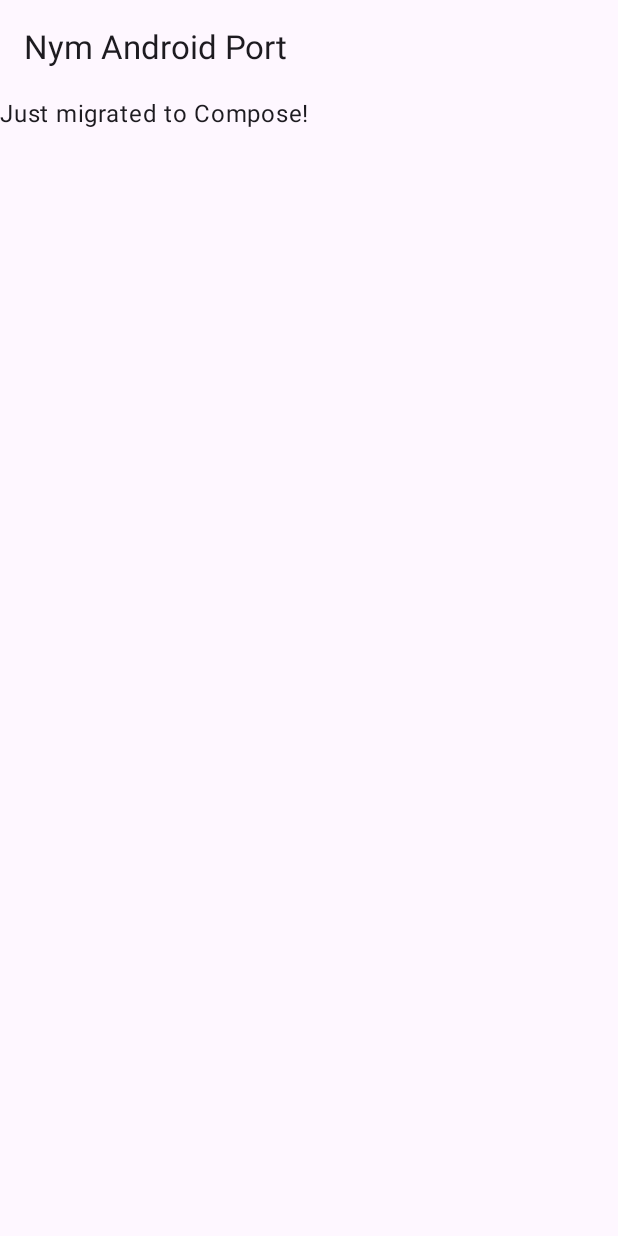
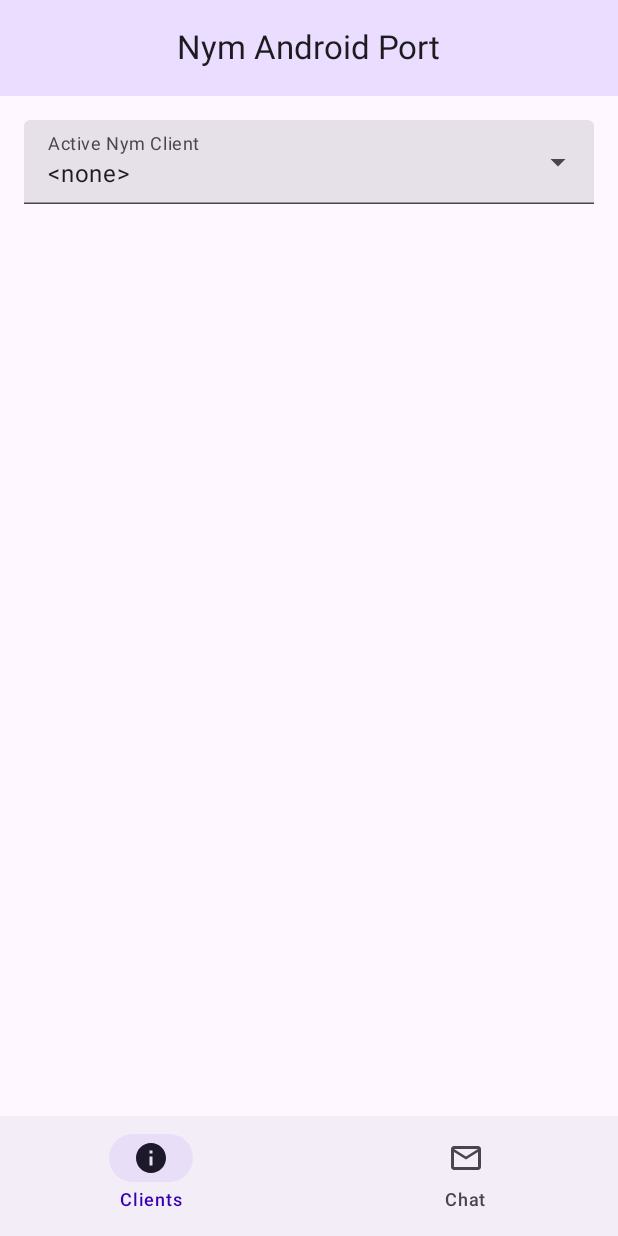
Before and after one commit to jackykwe/nym-jni-android, an Android app built with Jetpack Compose: the screen it shows after launch (MainActivity), on a phone screen of 412 x 824 dp. Run offline under Robolectric (Android 15) with nearby library versions, the phone set to English and light mode, and no system bars; 2 statements that could not run were skipped.

Commit message:
Implemented frontend to initialise and switch between nym client IDs

```diff
--- a/nym-android-port/app/build.gradle
+++ b/nym-android-port/app/build.gradle
@@ -62,6 +62,9 @@
     debugImplementation 'androidx.compose.ui:ui-tooling'
     // Optional - Integration with ViewModels
     implementation 'androidx.lifecycle:lifecycle-viewmodel-compose:2.5.1'
+
+    // Navigation
+    implementation 'androidx.navigation:navigation-compose:2.5.3'
 }
 
 task beforeAppBuild(type: Exec) {
--- a/nym-android-port/app/src/main/java/com/kaeonx/nymandroidport/MainActivity.kt
+++ b/nym-android-port/app/src/main/java/com/kaeonx/nymandroidport/MainActivity.kt
@@ -4,9 +4,6 @@
 import android.util.Log
 import androidx.activity.ComponentActivity
 import androidx.activity.compose.setContent
-import com.kaeonx.nymandroidport.components.NymAndroidPortHome
-import com.kaeonx.nymandroidport.jni.nymInit
-import com.kaeonx.nymandroidport.jni.topLevelInit
 import com.kaeonx.nymandroidport.ui.NymAndroidPortTheme
 
 private const val TAG = "mainActivity"
@@ -30,12 +27,9 @@
 //        val generatedBytes = generatePseudorandomBytes(key, iv, 10).map { byte -> byte.toUByte() }
 //        Log.i(TAG, "generatedBytes are [${generatedBytes.joinToString()}]")
 
-        topLevelInit()  // sets up logging on Rust side
-        nymInit(applicationContext.filesDir.absolutePath, "client1")
-
         setContent {
             NymAndroidPortTheme {
-                NymAndroidPortHome()
+                NymAndroidPortApp()
             }
         }
     }
--- /dev/null
+++ b/nym-android-port/app/src/main/java/com/kaeonx/nymandroidport/NAPDestination.kt
@@ -0,0 +1,20 @@
+package com.kaeonx.nymandroidport
+
+import androidx.compose.material.icons.Icons
+import androidx.compose.material.icons.filled.Info
+import androidx.compose.material.icons.filled.MailOutline
+import androidx.compose.ui.graphics.vector.ImageVector
+
+sealed class NAPDestination(
+    val route: String,
+    val displayName: String,
+    val icon: ImageVector,
+) {
+    object ClientInfo : NAPDestination("clientinfo", "Clients", Icons.Default.Info)
+    object Chat : NAPDestination("chat", "Chat", Icons.Default.MailOutline)
+}
+
+val bottomNavBarItems = listOf(
+    NAPDestination.ClientInfo,
+    NAPDestination.Chat
+)
--- /dev/null
+++ b/nym-android-port/app/src/main/java/com/kaeonx/nymandroidport/NAPNavHost.kt
@@ -0,0 +1,30 @@
+package com.kaeonx.nymandroidport
+
+import androidx.compose.foundation.layout.padding
+import androidx.compose.runtime.Composable
+import androidx.compose.ui.Modifier
+import androidx.compose.ui.unit.dp
+import androidx.navigation.NavHostController
+import androidx.navigation.compose.NavHost
+import androidx.navigation.compose.composable
+import com.kaeonx.nymandroidport.ui.screens.chat.ChatScreen
+import com.kaeonx.nymandroidport.ui.screens.clientinfo.ClientInfoScreen
+
+@Composable
+fun NAPNavHost(
+    navController: NavHostController,
+    modifier: Modifier = Modifier,
+) {
+    NavHost(
+        navController = navController,
+        startDestination = NAPDestination.ClientInfo.route,
+        modifier = modifier.padding(16.dp)  // .padding() adds padding, not overwrite
+    ) {
+        composable(route = NAPDestination.ClientInfo.route) {
+            ClientInfoScreen()
+        }
+        composable(route = NAPDestination.Chat.route) {
+            ChatScreen()
+        }
+    }
+}
--- /dev/null
+++ b/nym-android-port/app/src/main/java/com/kaeonx/nymandroidport/NymAndroidPortApp.kt
@@ -0,0 +1,88 @@
+package com.kaeonx.nymandroidport
+
+import androidx.compose.foundation.layout.padding
+import androidx.compose.material3.*
+import androidx.compose.runtime.*
+import androidx.compose.ui.Modifier
+import androidx.compose.ui.res.stringResource
+import androidx.compose.ui.text.style.TextOverflow
+import androidx.compose.ui.tooling.preview.Preview
+import androidx.navigation.NavDestination.Companion.hierarchy
+import androidx.navigation.NavGraph.Companion.findStartDestination
+import androidx.navigation.compose.currentBackStackEntryAsState
+import androidx.navigation.compose.rememberNavController
+import com.kaeonx.nymandroidport.*
+
+// To pass the snackbarHostState into the hierarchy without manual "prop drilling"
+internal val LocalSnackbarHostState = compositionLocalOf<SnackbarHostState> {
+    error("No SnackbarHostState provided")
+}
+
+@OptIn(ExperimentalMaterial3Api::class)
+@Preview
+@Composable
+internal fun NymAndroidPortApp() {
+    val navController = rememberNavController()
+
+    // For snackbars
+    val snackbarHostState = remember { SnackbarHostState() }
+    // To pass the snackbarHostState into the hierarchy without manual "prop drilling",
+    // we use CompositionLocal. Initial hint from: https://stackoverflow.com/a/69905470
+    CompositionLocalProvider(LocalSnackbarHostState provides snackbarHostState) {
+        Scaffold(
+            topBar = {
+                CenterAlignedTopAppBar(
+                    title = {
+                        Text(
+                            text = stringResource(R.string.app_name),
+                            maxLines = 1,
+                            overflow = TextOverflow.Ellipsis
+                        )
+                    },
+                    colors = TopAppBarDefaults.centerAlignedTopAppBarColors(
+                        containerColor = MaterialTheme.colorScheme.primaryContainer
+                    )
+                )
+            },
+            bottomBar = {
+                NavigationBar {
+                    val navBackStackEntry by navController.currentBackStackEntryAsState()
+                    val currentDestination = navBackStackEntry?.destination
+                    bottomNavBarItems.forEach { destination ->
+                        NavigationBarItem(
+                            selected = currentDestination?.hierarchy?.any { it.route == destination.route } == true,
+                            onClick = {
+                                navController.navigate(destination.route) {
+                                    // Pop up to the start destination of the graph first to avoid
+                                    // building up a large stack of destinations on the back stack as
+                                    // users select items
+                                    popUpTo(navController.graph.findStartDestination().id) {
+                                        saveState = true
+                                    }
+                                    // Avoid multiple copies of the same destination when reselecting
+                                    // the same item
+                                    launchSingleTop = true
+                                    // Restore state when reselecting a previously selected item
+                                    restoreState = true
+                                }
+                            },
+                            icon = {
+                                Icon(
+                                    imageVector = destination.icon,
+                                    contentDescription = null
+                                )
+                            },
+                            label = { Text(text = destination.displayName) }
+                        )
+                    }
+                }
+            },
+            snackbarHost = { SnackbarHost(snackbarHostState) }
+        ) { innerPadding ->
+            NAPNavHost(
+                navController = navController,
+                modifier = Modifier.padding(innerPadding)
+            )
+        }
+    }
+}
--- a/nym-android-port/app/src/main/java/com/kaeonx/nymandroidport/components/Home.kt
+++ /dev/null
@@ -1,28 +0,0 @@
-package com.kaeonx.nymandroidport.components
-
-import androidx.compose.foundation.layout.Box
-import androidx.compose.foundation.layout.padding
-import androidx.compose.material3.ExperimentalMaterial3Api
-import androidx.compose.material3.Scaffold
-import androidx.compose.material3.Text
-import androidx.compose.material3.TopAppBar
-import androidx.compose.runtime.Composable
-import androidx.compose.ui.Modifier
-import androidx.compose.ui.tooling.preview.Preview
-
-@OptIn(ExperimentalMaterial3Api::class)
-@Preview
-@Composable
-internal fun NymAndroidPortHome() {
-    Scaffold(
-        topBar = {
-            TopAppBar(
-                title = { Text(text = "Nym Android Port") }
-            )
-        }
-    ) { contentPadding ->
-        Box(modifier = Modifier.padding(contentPadding)) {
-            Text(text = "Just migrated to Compose!")
-        }
-    }
-}
--- a/nym-android-port/app/src/main/java/com/kaeonx/nymandroidport/ui/Theme.kt
+++ b/nym-android-port/app/src/main/java/com/kaeonx/nymandroidport/ui/Theme.kt
@@ -32,14 +32,14 @@
     darkTheme: Boolean = isSystemInDarkTheme(),
     content: @Composable () -> Unit
 ) {
-    val colors = if (darkTheme) {
+    val colorScheme = if (darkTheme) {
         DarkColorPalette
     } else {
         LightColorPalette
     }
 
     MaterialTheme(
-        colorScheme = colors,
+        colorScheme = colorScheme,
         typography = Typography,
         shapes = Shapes,
         content = content
--- /dev/null
+++ b/nym-android-port/app/src/main/java/com/kaeonx/nymandroidport/ui/screens/clientinfo/ClientInfoScreen.kt
@@ -0,0 +1,189 @@
+package com.kaeonx.nymandroidport.ui.screens.clientinfo
+
+import androidx.compose.foundation.layout.*
+import androidx.compose.material3.*
+import androidx.compose.runtime.*
+import androidx.compose.ui.Modifier
+import androidx.compose.ui.text.input.TextFieldValue
+import androidx.compose.ui.text.style.TextOverflow
+import androidx.compose.ui.unit.dp
+import androidx.lifecycle.viewmodel.compose.viewModel
+import com.kaeonx.nymandroidport.LocalSnackbarHostState
+import kotlinx.coroutines.launch
+
+private const val NONE_OPTION = "<none>"
+private const val ADD_NEW_OPTION = "<add new...>"
+
+@OptIn(ExperimentalMaterial3Api::class)
+@Composable
+fun ClientInfoScreen(clientInfoViewModel: ClientInfoViewModel = viewModel()) {
+    val options = clientInfoViewModel.clients.toMutableList().apply {
+        add(0, NONE_OPTION)
+        add(ADD_NEW_OPTION)
+    }
+
+    // For ExposedDropdownMenuBox
+    var clientSelectionExpanded by remember { mutableStateOf(false) }
+//    var selectedOption by remember { mutableStateOf(options[0]) }
+    val selectedOption by clientInfoViewModel.selectedClient.collectAsState()
+
+    // For AlertDialogs
+    var createClientDialogOpen by remember { mutableStateOf(false) }
+    var createClientDialogLoading by remember { mutableStateOf(false) }
+    var createClientDialogNewName by remember { mutableStateOf(TextFieldValue("")) }
+    var deleteClientDialogOpen by remember { mutableStateOf(false) }
+    var deleteClientDialogLoading by remember { mutableStateOf(false) }
+
+    // For snackbar
+    val snackbarHostState = LocalSnackbarHostState.current
+    val scope = rememberCoroutineScope()
+
+    Column(
+        modifier = Modifier.fillMaxHeight()
+    ) {
+        ExposedDropdownMenuBox(
+            expanded = clientSelectionExpanded,
+            onExpandedChange = { clientSelectionExpanded = !clientSelectionExpanded }) {
+            TextField(
+                modifier = Modifier
+                    .menuAnchor()
+                    .fillMaxWidth(),
+                readOnly = true,
+                value = selectedOption ?: NONE_OPTION,
+                onValueChange = {},
+                label = { Text(text = "Active Nym Client") },
+                trailingIcon = { ExposedDropdownMenuDefaults.TrailingIcon(expanded = clientSelectionExpanded) },
+                colors = ExposedDropdownMenuDefaults.textFieldColors()
+            )
+            DropdownMenu(
+                expanded = clientSelectionExpanded,
+                onDismissRequest = { clientSelectionExpanded = false },
+                modifier = Modifier.exposedDropdownSize()  // Bug fix courtesy of: https://stackoverflow.com/a/70683378
+            ) {
+                options.forEach { option ->
+                    DropdownMenuItem(
+                        modifier = Modifier,
+                        text = { Text(text = option) },
+                        onClick = {
+                            when (option) {
+                                ADD_NEW_OPTION -> createClientDialogOpen = true
+                                NONE_OPTION -> clientInfoViewModel.setSelectedClient(null)
+                                else -> clientInfoViewModel.setSelectedClient(option)
+                            }
+                            clientSelectionExpanded = false
+                        },
+                        contentPadding = ExposedDropdownMenuDefaults.ItemContentPadding
+                    )
+                }
+            }
+        }
+
+        Box(modifier = Modifier.weight(1f)) {
+            // TODO: Content / diagnostics goes here
+        }
+
+        if (selectedOption != null) {
+            Button(
+                modifier = Modifier.fillMaxWidth(),
+                onClick = { deleteClientDialogOpen = true },
+                colors = ButtonDefaults.buttonColors(
+                    containerColor = MaterialTheme.colorScheme.errorContainer,
+                    contentColor = MaterialTheme.colorScheme.error
+                )
+            ) {
+                Text(
+                    text = "Delete Nym Client \"$selectedOption\"", overflow = TextOverflow.Ellipsis
+                )
+            }
+        }
+    }
+
+    if (createClientDialogOpen) {
+        AlertDialog(
+            onDismissRequest = {},
+            title = { Text(text = "Create Nym Client") },
+            text = {
+                Column {
+                    TextField(value = createClientDialogNewName, onValueChange = {
+//                        val beforeSelection = it.getTextBeforeSelection(it.text.length).filter { c -> c.isDigit() || c.isLetter() }.toString()
+//                        val afterSelection = it.getTextAfterSelection(it.text.length).filter { c -> c.isDigit() || c.isLetter() }.toString()
+//                        createClientDialogNewName = TextFieldValue(
+//                            text = StringBuilder().append(beforeSelection).append(afterSelection).toString(),
+//                            selection = TextRange(beforeSelection.length, beforeSelection.length),
+//                            composition = // STUCK
+//                        )
+                        createClientDialogNewName = it
+                    }, label = { Text("New Nym Client Name") })
+                    Text(
+                        text = "Note that non-alphanumeric characters will be removed on confirm. If empty, default name \"client\" is used.",
+                        modifier = Modifier.padding(top = 8.dp)
+                    )
+                }
+            },
+            confirmButton = {
+                if (createClientDialogLoading) {
+                    CircularProgressIndicator()
+                } else {
+                    TextButton(
+                        onClick = {
+                            createClientDialogLoading = true
+                            clientInfoViewModel.addClient(
+                                createClientDialogNewName.text.filter { c -> c.isDigit() || c.isLetter() }
+                            ) { success ->
+                                if (success) {
+                                    createClientDialogOpen = false
+                                    createClientDialogNewName = TextFieldValue("")
+                                } else {
+                                    scope.launch {
+                                        snackbarHostState.showSnackbar("Failed to create new client. Retrying should work.")
+                                    }
+                                }
+                                createClientDialogLoading = false
+                            }
+                        }
+                    ) {
+                        Text("Confirm")
+                    }
+                }
+            },
+            dismissButton = {
+                TextButton(
+                    onClick = {
+                        createClientDialogOpen = false
+                        createClientDialogNewName = TextFieldValue("")
+                    }
+                ) {
+                    Text("Cancel")
+                }
+            })
+    }
+
+    if (deleteClientDialogOpen && selectedOption != null) {
+        AlertDialog(
+            onDismissRequest = {},
+            title = { Text(text = "Delete Nym Client") },
+            text = { Text(text = "Information related to the client \"$selectedOption\" is not recoverable after this operation. Continue?") },
+            confirmButton = {
+                if (deleteClientDialogLoading) {
+                    CircularProgressIndicator()
+                } else {
+                    TextButton(
+                        onClick = {
+                            deleteClientDialogLoading = true
+                            clientInfoViewModel.deleteClient(selectedOption!!) {
+                                deleteClientDialogOpen = false
+                                deleteClientDialogLoading = false
+                            }
+                        },
+                    ) {
+                        Text("Confirm")
+                    }
+                }
+            },
+            dismissButton = {
+                TextButton(onClick = { deleteClientDialogOpen = false }) {
+                    Text("Cancel")
+                }
+            })
+    }
+}
--- /dev/null
+++ b/nym-android-port/app/src/main/java/com/kaeonx/nymandroidport/ui/screens/clientinfo/ClientInfoViewModel.kt
@@ -0,0 +1,89 @@
+package com.kaeonx.nymandroidport.ui.screens.clientinfo
+
+import android.app.Application
+import androidx.compose.runtime.toMutableStateList
+import androidx.lifecycle.AndroidViewModel
+import androidx.lifecycle.viewModelScope
+import com.kaeonx.nymandroidport.jni.nymInit
+import com.kaeonx.nymandroidport.jni.topLevelInit
+import kotlinx.coroutines.Dispatchers
+import kotlinx.coroutines.flow.MutableStateFlow
+import kotlinx.coroutines.flow.StateFlow
+import kotlinx.coroutines.launch
+import kotlinx.coroutines.withContext
+
+//private const val TAG = "clientInfoViewModel"
+
+class ClientInfoViewModel(application: Application) : AndroidViewModel(application) {
+    // This is a leakable object, so only generate when needed, and GC when done. Therefore,
+    // not stored as a persistent field in an AndroidViewModel.
+    private fun getAppContext() = getApplication<Application>().applicationContext
+    private fun getClientsDir() = getAppContext().filesDir
+        .toPath().resolve(".nym").resolve("clients")
+        .toFile()
+
+    private val _selectedClient: MutableStateFlow<String?> = MutableStateFlow(null)
+    val selectedClient: StateFlow<String?>
+        get() = _selectedClient
+    private val _clients = listOf<String>().toMutableStateList()
+    val clients: List<String>
+        get() = _clients.sorted()
+
+    private suspend fun refreshClientsList() {
+        withContext(Dispatchers.IO) {
+            val clientsDir = getClientsDir()
+            // null if clientsDir doesn't exist (app run for very first time after install)
+            val listOfFiles = clientsDir.list()
+            _clients.clear()
+            listOfFiles?.toCollection(_clients)
+        }
+    }
+
+    // Only run once, when ClientInfoScreen is launched and so the ClientInfoViewModel is created
+    // (lasts across activity recreation)
+    init {
+        // coroutines are launched on UI thread (Dispatches.Main) by default
+        viewModelScope.launch {
+            withContext(Dispatchers.Default) {
+                // sets up logging on Rust side; will not re-run on device rotation (activity recreation)
+                // (re-running causes crash)
+                topLevelInit()
+            }
+            refreshClientsList()
+        }
+    }
+
+    /**
+     * If `<none>` is to be shown on screen, provide `clientName == null`
+     */
+    fun setSelectedClient(clientName: String?) {
+        _selectedClient.value = clientName
+    }
+
+    fun addClient(newClientName: String, callback: (Boolean) -> Unit) {
+        val nonEmptyNewClientName = newClientName.ifEmpty { "client" }
+        viewModelScope.launch(Dispatchers.Default) {
+            try {
+                nymInit(getAppContext().filesDir.absolutePath, nonEmptyNewClientName)
+                refreshClientsList()
+                setSelectedClient(nonEmptyNewClientName)
+                callback(true)
+            } catch (e: RuntimeException) {
+                e.printStackTrace()
+                callback(false)
+            }
+        }
+    }
+
+    fun deleteClient(clientName: String, callback: () -> Unit) {
+        val clientsDir = getClientsDir()
+        viewModelScope.launch {
+            withContext(Dispatchers.IO) {
+                clientsDir.resolve(clientName).deleteRecursively()
+            }
+            refreshClientsList()
+            setSelectedClient(null)
+            callback()
+        }
+    }
+}
```
Also changed, not shown: nym-android-port/app/src/main/java/com/kaeonx/nymandroidport/ui/screens/chat/ChatScreen.kt (added, +9 -0 lines), 1 other file.
